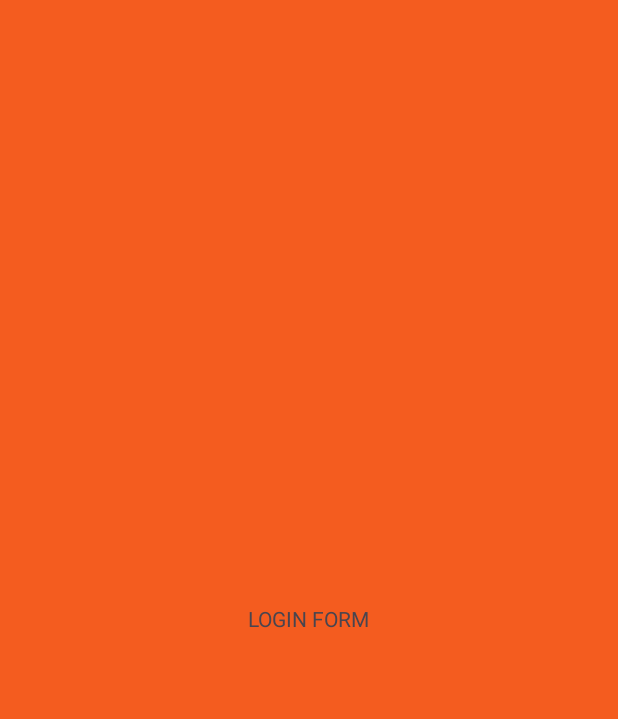
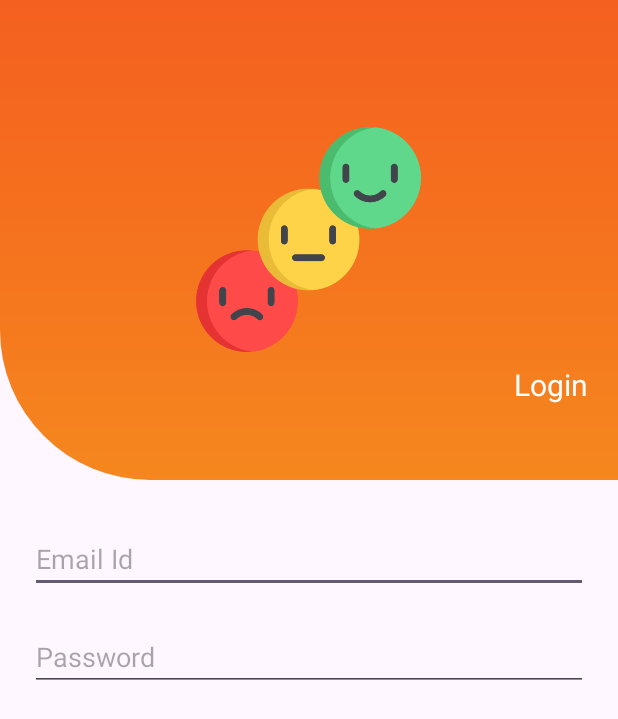
Before and after one commit to sahetu/Internship_45d_Batch2, an Android app: the screen it shows after launch (MainActivity), on a phone screen of 412 x 824 dp. Before the commit the part shown is almost empty. Shown: the top 719 px of the screen. Run offline under Robolectric (Android 15) with nearby library versions, the phone set to English and light mode, and no system bars.

Commit message:
27th July Updated Code

```diff
--- /dev/null
+++ b/app/src/main/res/drawable/custom_background.xml
@@ -0,0 +1,12 @@
+<?xml version="1.0" encoding="utf-8"?>
+<shape xmlns:android="http://schemas.android.com/apk/res/android">
+
+    <gradient
+        android:angle="270"
+        android:centerColor="#F5721E"
+        android:endColor="#F5871E"
+        android:startColor="#F46020" />
+
+    <corners android:bottomLeftRadius="100dp"/>
+
+</shape>
--- a/app/src/main/res/layout/activity_main.xml
+++ b/app/src/main/res/layout/activity_main.xml
@@ -1,19 +1,53 @@
 <?xml version="1.0" encoding="utf-8"?>
-<androidx.constraintlayout.widget.ConstraintLayout xmlns:android="http://schemas.android.com/apk/res/android"
-    xmlns:app="http://schemas.android.com/apk/res-auto"
+<RelativeLayout xmlns:android="http://schemas.android.com/apk/res/android"
     xmlns:tools="http://schemas.android.com/tools"
     android:layout_width="match_parent"
     android:layout_height="match_parent"
-    android:background="#F45C1F"
     tools:context=".MainActivity">
 
-    <TextView
-        android:layout_width="wrap_content"
+    <RelativeLayout
+        android:id="@+id/relative_layout"
+        android:layout_width="match_parent"
+        android:layout_height="320dp"
+        android:background="@drawable/custom_background">
+
+        <ImageView
+            android:layout_width="150dp"
+            android:layout_height="150dp"
+            android:layout_centerInParent="true"
+            android:src="@drawable/smiley_new" />
+
+        <TextView
+            android:layout_width="wrap_content"
+            android:layout_height="wrap_content"
+            android:layout_alignParentRight="true"
+            android:layout_alignParentBottom="true"
+            android:layout_marginRight="20dp"
+            android:layout_marginBottom="50dp"
+            android:text="Login"
+            android:textColor="@color/white"
+            android:textSize="20dp" />
+
+    </RelativeLayout>
+
+    <EditText
+        android:inputType="textEmailAddress"
+        android:id="@+id/main_email"
+        android:layout_width="match_parent"
         android:layout_height="wrap_content"
-        android:text="LOGIN FORM"
-        app:layout_constraintBottom_toBottomOf="parent"
-        app:layout_constraintEnd_toEndOf="parent"
-        app:layout_constraintStart_toStartOf="parent"
-        app:layout_constraintTop_toTopOf="parent" />
+        android:layout_below="@id/relative_layout"
+        android:layout_marginHorizontal="20dp"
+        android:layout_marginTop="30dp"
+        android:hint="Email Id" />
 
-</androidx.constraintlayout.widget.ConstraintLayout>
+    <EditText
+        android:inputType="textPassword"
+        android:id="@+id/main_password"
+        android:layout_width="match_parent"
+        android:layout_height="wrap_content"
+        android:layout_below="@id/main_email"
+        android:layout_marginHorizontal="20dp"
+        android:layout_marginTop="20dp"
+        android:hint="Password" />
+
+</RelativeLayout>
--- a/app/src/main/res/values/themes.xml
+++ b/app/src/main/res/values/themes.xml
@@ -3,6 +3,7 @@
     <style name="Base.Theme.Internship45dBatch2" parent="Theme.Material3.DayNight.NoActionBar">
         <!-- Customize your light theme here. -->
         <!-- <item name="colorPrimary">@color/my_light_primary</item> -->
+        <item name="colorPrimary">#F46020</item>
     </style>
 
     <style name="Theme.Internship45dBatch2" parent="Base.Theme.Internship45dBatch2" />
```
Also changed, not shown: app/src/main/res/drawable/offer.png (added), app/src/main/res/drawable/smiley_new.png (added).
